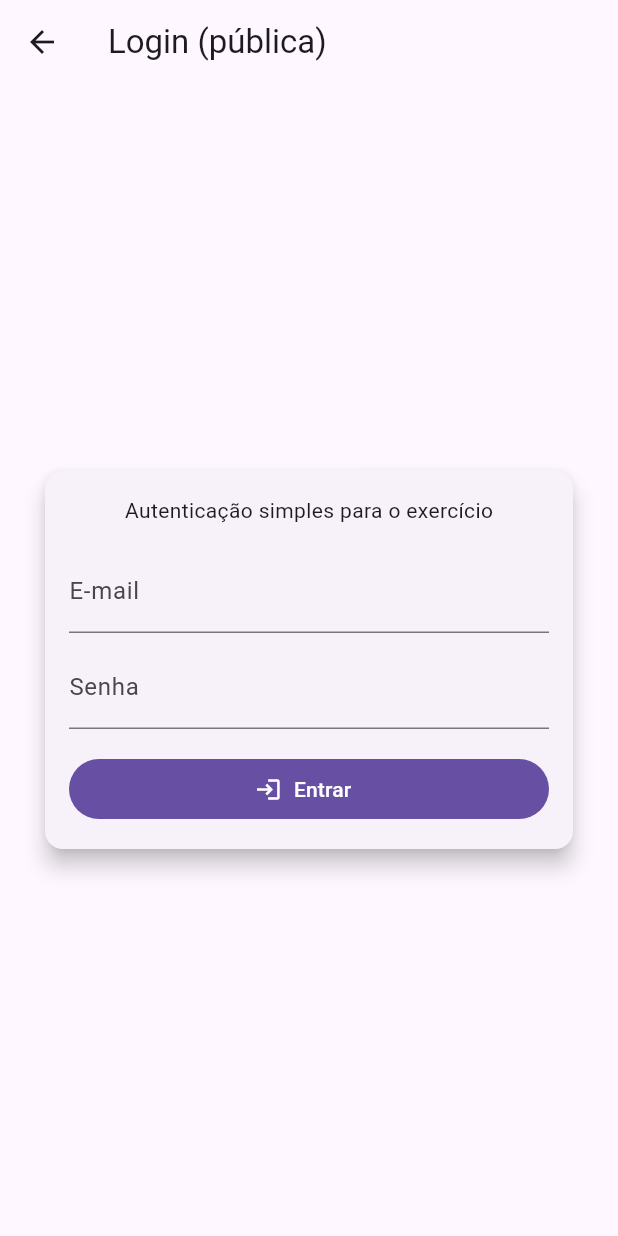
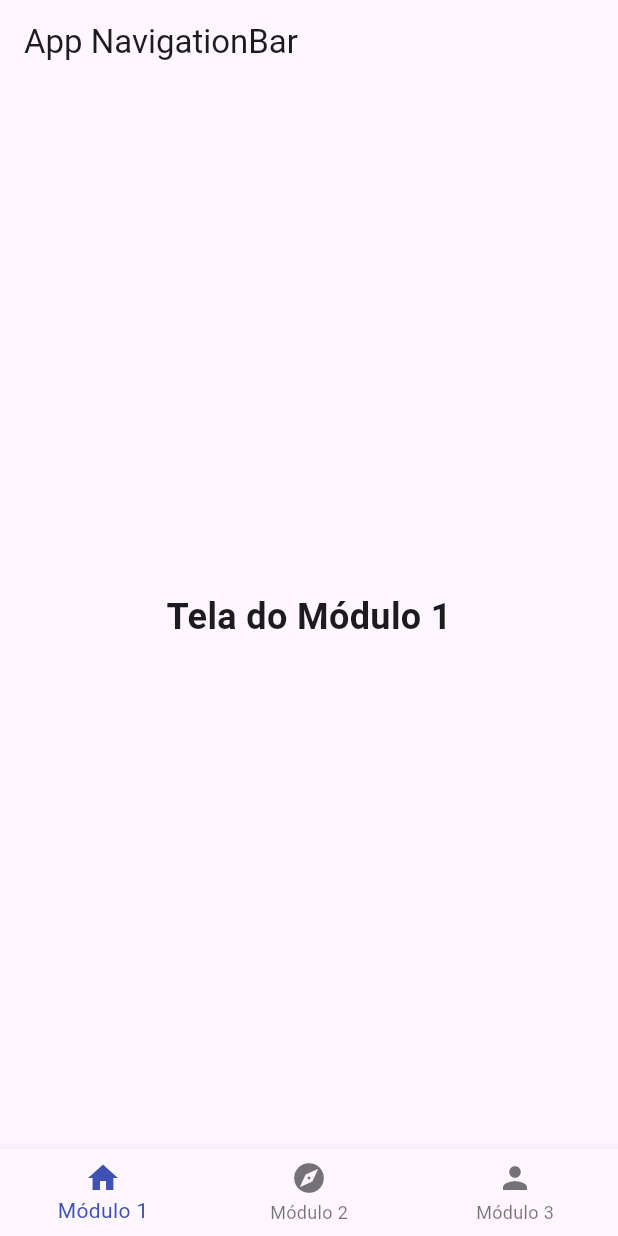
Before and after one commit to enildooliveira/mobile-2025, a Flutter app: the screen it shows after launch, on a phone screen of 412 x 824 dp. Run offline on Flutter 3.47's test engine with Material 3 defaults, Android fonts, the phone set to English and light mode, and no system bars.

Commit message:
Atv 23/08: Implementação da navegação com BottomNav e TabBar

```diff
--- a/lib/login_page.dart
+++ /dev/null
@@ -1,49 +0,0 @@
-import 'package:flutter/material.dart';
-import 'main.dart' show auth;
-
-class LoginPage extends StatelessWidget {
-  const LoginPage({super.key});
-
-  @override
-  Widget build(BuildContext context) {
-    return Scaffold(
-      appBar: AppBar(title: const Text('Login (pública)')),
-      body: Center(
-        child: SizedBox(
-          width: 360,
-          child: Card(
-            elevation: 6,
-            child: Padding(
-              padding: const EdgeInsets.all(16),
-              child: Column(
-                mainAxisSize: MainAxisSize.min,
-                children: [
-                  const Text('Autenticação simples para o exercício'),
-                  const SizedBox(height: 16),
-                  TextFormField(decoration: const InputDecoration(labelText: 'E-mail')),
-                  const SizedBox(height: 8),
-                  TextFormField(
-                    decoration: const InputDecoration(labelText: 'Senha'),
-                    obscureText: true,
-                  ),
-                  const SizedBox(height: 16),
-                  SizedBox(
-                    width: double.infinity,
-                    child: FilledButton.icon(
-                      icon: const Icon(Icons.login),
-                      label: const Text('Entrar'),
-                      onPressed: () {
-                        auth.login();
-                        Navigator.pushReplacementNamed(context, '/home');
-                      },
-                    ),
-                  ),
-                ],
-              ),
-            ),
-          ),
-        ),
-      ),
-    );
-  }
-}
--- a/lib/main.dart
+++ b/lib/main.dart
@@ -1,93 +1,67 @@
 import 'package:flutter/material.dart';
-import 'package:mobile_2025/home_page.dart';
-import 'package:mobile_2025/login_page.dart';
-import 'package:mobile_2025/perfil_page.dart';
+import 'package:mobile_2025/telas/modulo_1_tela.dart';
+import 'package:mobile_2025/telas/modulo_2_tela.dart';
+import 'package:mobile_2025/telas/modulo_3_tela.dart';
 
 void main() {
-  runApp(const MyApp());
+  runApp(const MeuApp());
 }
 
-/// Serviço de autenticação MUITO simples (memória)
-class AuthService extends ChangeNotifier {
-  bool _logged = false;
-  bool get logged => _logged;
+class MeuApp extends StatelessWidget {
+  const MeuApp({super.key});
 
-  void login() {
-    _logged = true;
-    notifyListeners();
-  }
-
-  void logout() {
-    _logged = false;
-    notifyListeners();
+  @override
+  Widget build(BuildContext context) {
+    return MaterialApp(
+      title: 'Desafio Flutter',
+      theme: ThemeData(
+        primarySwatch: Colors.indigo,
+        visualDensity: VisualDensity.adaptivePlatformDensity,
+      ),
+      debugShowCheckedModeBanner: false,
+      home: const TelaPrincipal(),
+    );
   }
 }
 
-/// Instância global só para o exercício (mantém simples)
-final auth = AuthService();
+class TelaPrincipal extends StatefulWidget {
+  const TelaPrincipal({super.key});
 
-class MyApp extends StatelessWidget {
-  const MyApp({super.key});
+  @override
+  State<TelaPrincipal> createState() => _TelaPrincipalState();
+}
+
+class _TelaPrincipalState extends State<TelaPrincipal> {
+  int _indiceSelecionado = 0;
+
+  // Lista de telas que serão exibidas
+  static const List<Widget> _telas = <Widget>[
+    Modulo1Tela(),
+    Modulo2Tela(), // A tela que terá a TabBar aninhada
+    Modulo3Tela(),
+  ];
+
+  void _aoTocarNoItem(int index) {
+    setState(() {
+      _indiceSelecionado = index;
+    });
+  }
 
   @override
   Widget build(BuildContext context) {
-    return AnimatedBuilder(
-      animation: auth,
-      builder: (_, __) {
-        return MaterialApp(
-          debugShowCheckedModeBanner: false,
-          title: 'Rotas nomeadas (privadas)',
-          // começa no login (pública)
-          initialRoute: '/login',
-          onGenerateRoute: (settings) {
-            // Rotas privadas que exigem login:
-            final isPrivate = settings.name == '/home' || settings.name == '/perfil';
-
-            if (isPrivate && !auth.logged) {
-              // bloqueia e envia ao login
-              return MaterialPageRoute(
-                builder: (_) => const LoginPage(),
-                settings: const RouteSettings(name: '/login'),
-              );
-            }
-
-            switch (settings.name) {
-              case '/login':
-                return MaterialPageRoute(
-                  builder: (_) => const LoginPage(),
-                  settings: settings,
-                );
-              case '/home':
-                return MaterialPageRoute(
-                  builder: (_) => const HomePage(),
-                  settings: settings,
-                );
-              case '/perfil':
-                // Espera um Map como argumento
-                final args = settings.arguments;
-                if (args is! Map<String, String>) {
-                  // defesa simples para evitar crash se vier errado
-                  return MaterialPageRoute(
-                    builder: (_) => const Scaffold(
-                      body: Center(child: Text('Parâmetros inválidos para /perfil')),
-                    ),
-                  );
-                }
-                return MaterialPageRoute(
-                  builder: (_) => PerfilPage(dados: args),
-                  settings: settings,
-                );
-            }
-
-            // rota desconhecida
-            return MaterialPageRoute(
-              builder: (_) => const Scaffold(
-                body: Center(child: Text('Rota não encontrada')),
-              ),
-            );
-          },
-        );
-      },
+    return Scaffold(
+      appBar: AppBar(title: const Text('App NavigationBar')),
+      body: Center(child: _telas.elementAt(_indiceSelecionado)),
+      bottomNavigationBar: BottomNavigationBar(
+        items: const <BottomNavigationBarItem>[
+          BottomNavigationBarItem(icon: Icon(Icons.home), label: 'Módulo 1'),
+          BottomNavigationBarItem(icon: Icon(Icons.explore), label: 'Módulo 2'),
+          BottomNavigationBarItem(icon: Icon(Icons.person), label: 'Módulo 3'),
+        ],
+        currentIndex: _indiceSelecionado,
+        selectedItemColor: Colors.indigo,
+        onTap: _aoTocarNoItem,
+      ),
     );
   }
 }
--- /dev/null
+++ b/lib/telas/modulo_1_tela.dart
@@ -0,0 +1,15 @@
+import 'package:flutter/material.dart';
+
+class Modulo1Tela extends StatelessWidget {
+  const Modulo1Tela({super.key});
+
+  @override
+  Widget build(BuildContext context) {
+    return const Center(
+      child: Text(
+        'Tela do Módulo 1',
+        style: TextStyle(fontSize: 24, fontWeight: FontWeight.bold),
+      ),
+    );
+  }
+}
```
Also changed, not shown: lib/formulario.dart (deleted, +0 -287 lines), lib/home_page.dart (deleted, +0 -41 lines), lib/perfil_page.dart (deleted, +0 -42 lines), lib/telas/aninhadas/aninhada_1_tela.dart (added, +18 -0 lines), lib/telas/aninhadas/aninhada_2_tela.dart (added, +18 -0 lines), lib/telas/modulo_2_tela.dart (added, +42 -0 lines), lib/telas/modulo_3_tela.dart (added, +15 -0 lines), 1 other file.
